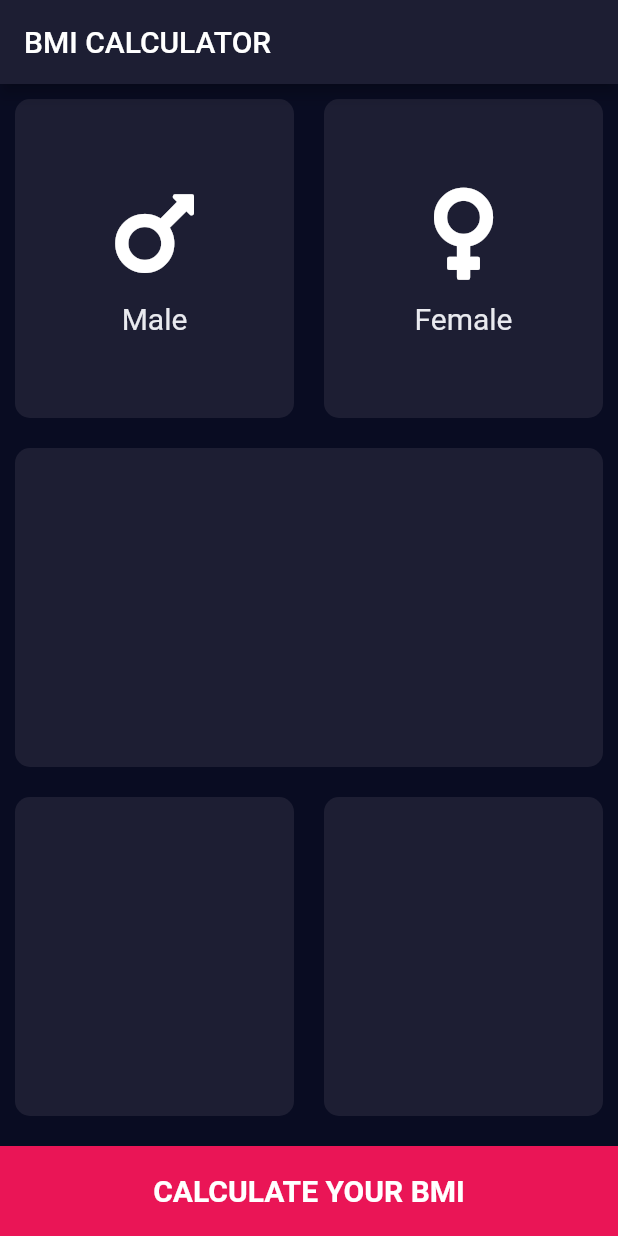
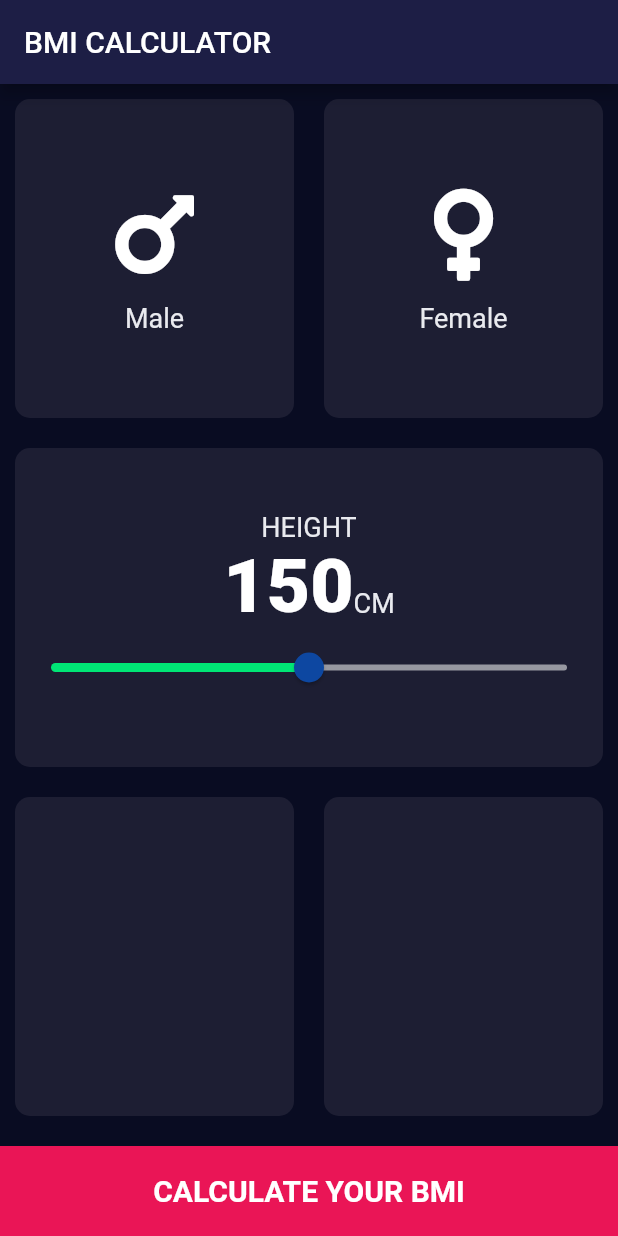
Before and after one commit to ismailsaruar22/bmi_calculator-using_flutter, a Flutter app: the screen it shows after launch, on a phone screen of 412 x 824 dp. Run offline on Flutter 3.47's test engine with Material 2 defaults, Android fonts, the phone set to English and light mode, and no system bars; our stand-ins replace font_awesome_flutter.

Commit message:
height scroller complete

```diff
--- /dev/null
+++ b/lib/constant.dart
@@ -0,0 +1,14 @@
+import 'package:flutter/material.dart';
+
+const kLabelTextStyle = TextStyle(
+  fontSize: 18.0,
+  color: Color(0xFFE9EAEF),
+);
+const kAppBarBackgroundColor = Color(0xFF1D1E45);
+const kInactiveCardColor = Color(0xFF1D1E33);
+const kActiveCardColor = Color(0xFF1D1E59);
+const kBottomContainerColor = Color(0xFFEA1556);
+const kTextStyle = TextStyle(
+  fontWeight: FontWeight.w900,
+  fontSize: 50.0,
+);
--- a/lib/icon_content.dart
+++ b/lib/icon_content.dart
@@ -1,10 +1,11 @@
 import 'package:flutter/material.dart';
-import 'package:font_awesome_flutter/font_awesome_flutter.dart';
+
+import 'constant.dart';
 
 class IconContent extends StatelessWidget {
-  final IconData icon;
-  final String label;
-  IconContent(this.icon, this.label);
+  final IconData? icon;
+  final String? label;
+  const IconContent({this.icon, this.label});
 
   @override
   Widget build(BuildContext context) {
@@ -15,16 +16,10 @@ class IconContent extends StatelessWidget {
           icon,
           size: 70,
         ),
-        SizedBox(
+        const SizedBox(
           height: 10.0,
         ),
-        Text(
-          label,
-          style: TextStyle(
-            fontSize: 20,
-            color: Color(0xFFE9EAEF),
-          ),
-        ),
+        Text(label!, style: kLabelTextStyle),
       ],
     );
   }
--- a/lib/input_page.dart
+++ b/lib/input_page.dart
@@ -1,8 +1,13 @@
 import 'package:bmi_calculator/reusable_card.dart';
 import 'package:flutter/material.dart';
 import 'package:font_awesome_flutter/font_awesome_flutter.dart';
+import 'constant.dart';
+import 'icon_content.dart';
 
-import 'icon_content.dart';
+enum Gender {
+  male,
+  female,
+}
 
 class InputPage extends StatefulWidget {
   @override
@@ -10,11 +15,14 @@ class InputPage extends StatefulWidget {
 }
 
 class _InputPageState extends State<InputPage> {
+  Gender? selectedGender;
+  int height = 150;
+
   @override
   Widget build(BuildContext context) {
     return Scaffold(
       appBar: AppBar(
-        backgroundColor: const Color(0xFF1D1E33),
+        backgroundColor: kAppBarBackgroundColor,
         title: const Text('BMI CALCULATOR'),
       ),
       body: Column(
@@ -24,19 +32,37 @@ class _InputPageState extends State<InputPage> {
               children: [
                 Expanded(
                   child: ReusableCard(
-                    colour: const Color(0xFF1D1E33),
-                    cardChild: IconContent(
-                      FontAwesomeIcons.mars,
-                      'Male',
+                    onPress: () {
+                      setState(
+                        () {
+                          selectedGender = Gender.male;
+                        },
+                      );
+                    },
+                    colour: selectedGender == Gender.male
+                        ? kActiveCardColor
+                        : kInactiveCardColor,
+                    cardChild: const IconContent(
+                      icon: FontAwesomeIcons.mars,
+                      label: 'Male',
                     ),
                   ),
                 ),
                 Expanded(
                   child: ReusableCard(
-                    colour: const Color(0xFF1D1E33),
-                    cardChild: IconContent(
-                      FontAwesomeIcons.venus,
-                      'Female',
+                    onPress: () {
+                      setState(
+                        () {
+                          selectedGender = Gender.female;
+                        },
+                      );
+                    },
+                    colour: selectedGender == Gender.female
+                        ? kActiveCardColor
+                        : kInactiveCardColor,
+                    cardChild: const IconContent(
+                      icon: FontAwesomeIcons.venus,
+                      label: 'Female',
                     ),
                   ),
                 ),
@@ -48,7 +74,49 @@ class _InputPageState extends State<InputPage> {
               children: [
                 Expanded(
                   child: ReusableCard(
-                    colour: const Color(0xFF1D1E33),
+                    colour: kInactiveCardColor,
+                    cardChild: Column(
+                      mainAxisAlignment: MainAxisAlignment.center,
+                      children: [
+                        const Text(
+                          'HEIGHT',
+                          style: kLabelTextStyle,
+                        ),
+                        Row(
+                          mainAxisAlignment: MainAxisAlignment.center,
+                          crossAxisAlignment: CrossAxisAlignment.baseline,
+                          textBaseline: TextBaseline.alphabetic,
+                          children: [
+                            Text(
+                              height.toString(),
+                              style: const TextStyle(
+                                fontWeight: FontWeight.w900,
+                                fontSize: 50.0,
+                              ),
+                            ),
+                            const Text(
+                              'CM',
+                              style: kLabelTextStyle,
+                            ),
+                          ],
+                        ),
+                        Slider(
+                          value: height.toDouble(),
+                          min: 80,
+                          max: 220,
+                          activeColor: Colors.greenAccent.shade400,
+                          inactiveColor: Colors.white54,
+                          thumbColor: Colors.blue.shade900,
+                          onChanged: (double newValue) {
+                            setState(
+                              () {
+                                height = newValue.round();
+                              },
+                            );
+                          },
+                        ),
+                      ],
+                    ),
                   ),
                 ),
               ],
@@ -59,12 +127,12 @@ class _InputPageState extends State<InputPage> {
               children: [
                 Expanded(
                   child: ReusableCard(
-                    colour: const Color(0xFF1D1E33),
+                    colour: kInactiveCardColor,
                   ),
                 ),
                 Expanded(
                   child: ReusableCard(
-                    colour: const Color(0xFF1D1E33),
+                    colour: kInactiveCardColor,
                   ),
                 ),
               ],
@@ -73,16 +141,17 @@ class _InputPageState extends State<InputPage> {
           Container(
             height: 60.0,
             width: double.infinity,
-            margin: EdgeInsets.only(top: 10.0),
-            color: Color(0xFFEA1556),
+            margin: const EdgeInsets.only(top: 10.0),
+            color: kBottomContainerColor,
             child: const Center(
-                child: Text(
-              'CALCULATE YOUR BMI',
-              style: TextStyle(
-                fontSize: 20.0,
-                fontWeight: FontWeight.bold,
+              child: Text(
+                'CALCULATE YOUR BMI',
+                style: TextStyle(
+                  fontSize: 20.0,
+                  fontWeight: FontWeight.bold,
+                ),
               ),
-            )),
+            ),
           )
         ],
       ),
--- a/lib/reusable_card.dart
+++ b/lib/reusable_card.dart
@@ -3,16 +3,20 @@ import 'package:flutter/material.dart';
 class ReusableCard extends StatelessWidget {
   final Color colour;
   final Widget? cardChild;
-  ReusableCard({required this.colour, this.cardChild});
+  void Function()? onPress;
+  ReusableCard({required this.colour, this.cardChild, this.onPress});
 
   @override
   Widget build(BuildContext context) {
-    return Container(
-      child: cardChild,
-      margin: const EdgeInsets.all(10.0),
-      decoration: BoxDecoration(
-        color: colour,
-        borderRadius: BorderRadius.circular(10.0),
+    return GestureDetector(
+      onTap: onPress,
+      child: Container(
+        child: cardChild,
+        margin: const EdgeInsets.all(10.0),
+        decoration: BoxDecoration(
+          color: colour,
+          borderRadius: BorderRadius.circular(10.0),
+        ),
       ),
     );
   }
```
